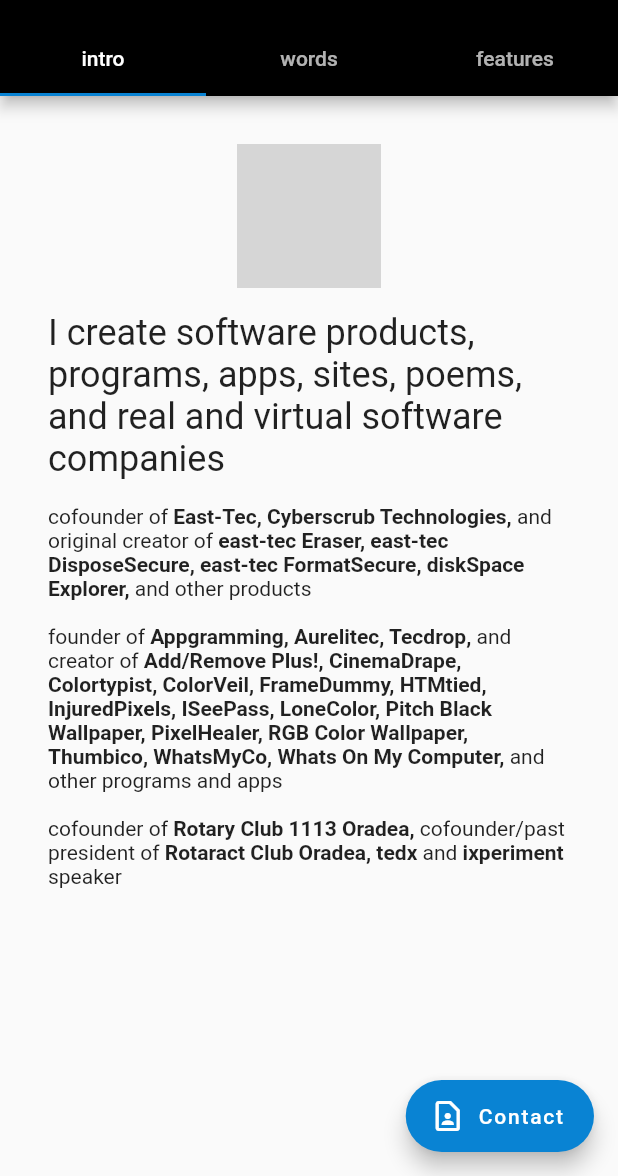
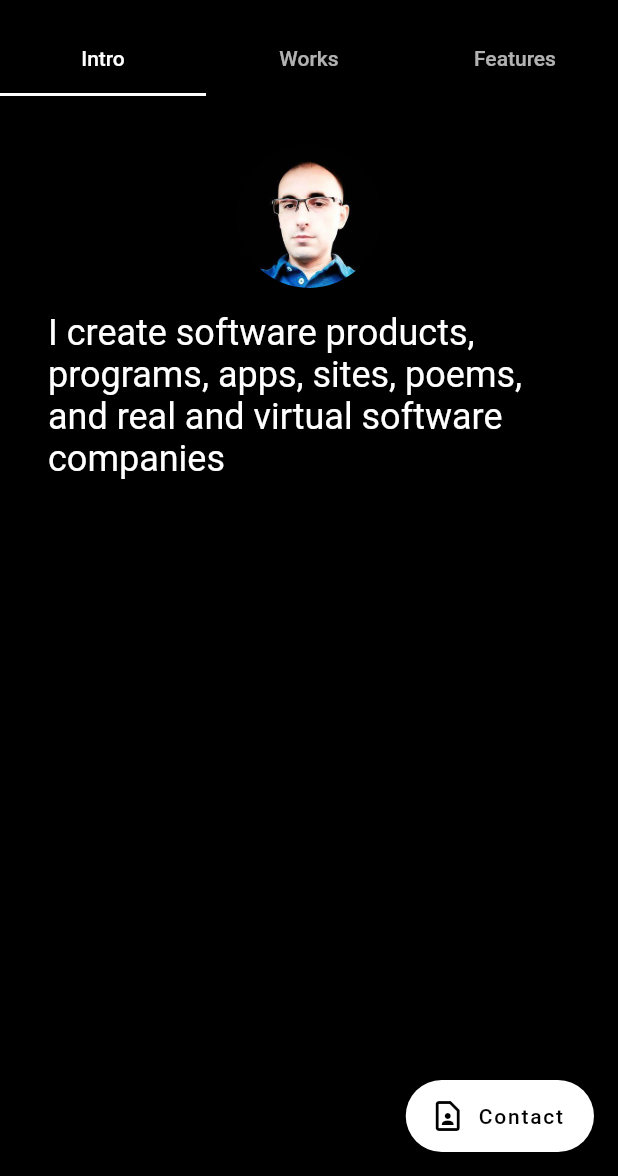
Before and after one commit to horatiudotme/2020.horatiu.me, a Flutter app: the screen it shows after launch, on a phone screen of 412 x 824 dp, the part 60-1236 px from its top. Run offline on Flutter 3.47's test engine with Material 2 defaults, Android fonts, the phone set to English and light mode, and no system bars; grey boxes are pictures that could not be loaded.

Commit message:
Add works tab

```diff
--- a/lib/main.dart
+++ b/lib/main.dart
@@ -15,9 +15,15 @@
       debugShowCheckedModeBanner: false,
       title: AppStrings.siteName,
       theme: ThemeData(
+        // primaryColor: Colors.black,
         primaryColor: Colors.black,
-        accentColor: Color(0xFF0983d3),
-        // brightness: Brightness.dark,
+        // accentColor: Color(0xFF0983d3),
+        // accentColor: Colors.lightBlue,
+        accentColor: Colors.white,
+        // accentColor: Colors.black,
+
+        canvasColor: Colors.black,
+        brightness: Brightness.dark,
         // accentColor: Colors.black,
         visualDensity: VisualDensity.adaptivePlatformDensity,
       ),
--- a/lib/pages/home.dart
+++ b/lib/pages/home.dart
@@ -4,6 +4,8 @@
 import 'package:horatiu_me/pages/home_intro_tab.dart';
 import 'package:horatiu_me/pages/home_words_tab.dart';
 import 'package:horatiu_me/widgets/link_text_span.dart';
+
+import 'home_works_tab.dart';
 
 /// Overflow menu items enumeration.
 enum MenuAction { reset, share, rate, help }
@@ -35,7 +37,8 @@
         body: TabBarView(
           children: [
             HomeIntroTab(),
-            HomeWordsTab(),
+            // HomeWordsTab(),
+            HomeWorksTab(),
             HomeFeaturesTab(),
           ],
         ),
@@ -72,13 +75,13 @@
       bottom: TabBar(
         tabs: [
           Tab(
-            text: 'intro',
+            text: 'Intro',
           ),
           Tab(
-            text: 'words',
+            text: 'Works',
           ),
           Tab(
-            text: 'features',
+            text: 'Features',
           ),
         ],
       ),
--- a/lib/pages/home_intro_tab.dart
+++ b/lib/pages/home_intro_tab.dart
@@ -4,12 +4,11 @@
 class HomeIntroTab extends StatelessWidget {
   @override
   Widget build(BuildContext context) {
-    return SingleChildScrollView(
-      child: Padding(
-        padding: const EdgeInsets.all(32.0),
-        child: Column(
-          children: _buildTextContent(context),
-        ),
+    return Padding(
+      padding: const EdgeInsets.all(32.0),
+      child: Column(
+        // mainAxisAlignment: MainAxisAlignment.center,
+        children: _buildTextContent(context),
       ),
     );
   }
@@ -36,73 +35,73 @@
       SizedBox(height: 16.0),
       Text('I create software products, programs, apps, sites, poems, and real and virtual software companies',
           style: Theme.of(context).textTheme.headline5),
-      SizedBox(height: 16.0),
-      Text.rich(
-        TextSpan(
-          text: 'cofounder of ',
-          children: [
-            LinkTextSpan(text: 'East-Tec, ', url: 'https://www.east-tec.com'),
-            LinkTextSpan(text: 'Cyberscrub Technologies, ', url: 'https://www.cyberscrub.com'),
-            TextSpan(text: 'and original creator of '),
-            LinkTextSpan(text: 'east-tec Eraser, ', url: 'https://www.east-tec.com/eraser/'),
-            LinkTextSpan(text: 'east-tec DisposeSecure, ', url: 'http://www.east-tec.com/disposesecure/'),
-            LinkTextSpan(
-                text: 'east-tec FormatSecure, ',
-                url: 'https://web.archive.org/web/20050509180501/http://www.east-tec.com/formatsc/'),
-            LinkTextSpan(
-                text: 'diskSpace Explorer, ',
-                url: 'https://web.archive.org/web/20060406190416/http://www.east-tec.com/diskmanager/'),
-            TextSpan(text: 'and other products'),
-          ],
-        ),
-      ),
-      SizedBox(height: 16.0),
-      Text.rich(
-        TextSpan(
-          text: 'founder of ',
-          children: [
-            LinkTextSpan(text: 'Appgramming, ', url: 'https://www.appgramming.com'),
-            LinkTextSpan(text: 'Aurelitec, ', url: 'https://www.aurelitec.com'),
-            LinkTextSpan(text: 'Tecdrop, ', url: 'https://www.tecdrop.com'),
-            TextSpan(text: 'and creator of '),
-            LinkTextSpan(
-                text: 'Add/Remove Plus!, ',
-                url: 'https://web.archive.org/web/20041011051204/http://www.aurelitec.com/software/arplus/'),
-            LinkTextSpan(text: 'CinemaDrape, ', url: 'https://www.aurelitec.com/cinemadrape/'),
-            LinkTextSpan(text: 'Colortypist, ', url: 'https://www.aurelitec.com/colortypist/'),
-            LinkTextSpan(text: 'ColorVeil, ', url: 'https://www.aurelitec.com/colorveil/'),
-            LinkTextSpan(text: 'FrameDummy, ', url: 'http://www.appgramming.com/framedummy/'),
-            LinkTextSpan(text: 'HTMtied, ', url: 'http://www.aurelitec.com/htmtied/'),
-            LinkTextSpan(text: 'InjuredPixels, ', url: 'http://www.aurelitec.com/injuredpixels/'),
-            LinkTextSpan(text: 'ISeePass, ', url: 'http://www.tecdrop.com/iseepass/'),
-            LinkTextSpan(text: 'LoneColor, ', url: 'http://www.appgramming.com/lonecolor/'),
-            LinkTextSpan(text: 'Pitch Black Wallpaper, ', url: 'http://www.tecdrop.com/pitchblackwallpaper/'),
-            LinkTextSpan(text: 'PixelHealer, ', url: 'http://www.aurelitec.com/pixelhealer/'),
-            LinkTextSpan(text: 'RGB Color Wallpaper, ', url: 'http://www.tecdrop.com/rgbcolorwallpaper/'),
-            LinkTextSpan(text: 'Thumbico, ', url: 'http://www.aurelitec.com/thumbico/'),
-            LinkTextSpan(text: 'WhatsMyCo, ', url: 'http://www.aurelitec.com/whatsmyco/'),
-            LinkTextSpan(
-                text: 'Whats On My Computer, ',
-                url: 'https://web.archive.org/web/20040622013006/http://www.whatsonmycomputer.com/'),
-            TextSpan(text: 'and other programs and apps'),
-          ],
-        ),
-      ),
-      SizedBox(height: 16.0),
-      Text.rich(
-        TextSpan(
-          text: 'cofounder of ',
-          children: [
-            LinkTextSpan(text: 'Rotary Club 1113 Oradea, ', url: 'https://rotary1113.ro/'),
-            TextSpan(text: 'cofounder/past president of '),
-            LinkTextSpan(text: 'Rotaract Club Oradea, ', url: 'https://www.facebook.com/rotaractoradea/'),
-            LinkTextSpan(text: 'tedx', url: 'https://www.ted.com/about/programs-initiatives/tedx-program'),
-            TextSpan(text: ' and '),
-            LinkTextSpan(text: 'ixperiment', url: 'http://ixperiment.ro/'),
-            TextSpan(text: ' speaker '),
-          ],
-        ),
-      ),
+      // SizedBox(height: 16.0),
+      // Text.rich(
+      //   TextSpan(
+      //     text: 'cofounder of ',
+      //     children: [
+      //       LinkTextSpan(text: 'East-Tec, ', url: 'https://www.east-tec.com'),
+      //       LinkTextSpan(text: 'Cyberscrub Technologies, ', url: 'https://www.cyberscrub.com'),
+      //       TextSpan(text: 'and original creator of '),
+      //       LinkTextSpan(text: 'east-tec Eraser, ', url: 'https://www.east-tec.com/eraser/'),
+      //       LinkTextSpan(text: 'east-tec DisposeSecure, ', url: 'http://www.east-tec.com/disposesecure/'),
+      //       LinkTextSpan(
+      //           text: 'east-tec FormatSecure, ',
+      //           url: 'https://web.archive.org/web/20050509180501/http://www.east-tec.com/formatsc/'),
+      //       LinkTextSpan(
+      //           text: 'diskSpace Explorer, ',
+      //           url: 'https://web.archive.org/web/20060406190416/http://www.east-tec.com/diskmanager/'),
+      //       TextSpan(text: 'and other products'),
+      //     ],
+      //   ),
+      // ),
+      // SizedBox(height: 16.0),
+      // Text.rich(
+      //   TextSpan(
+      //     text: 'founder of ',
+      //     children: [
+      //       LinkTextSpan(text: 'Appgramming, ', url: 'https://www.appgramming.com'),
+      //       LinkTextSpan(text: 'Aurelitec, ', url: 'https://www.aurelitec.com'),
+      //       LinkTextSpan(text: 'Tecdrop, ', url: 'https://www.tecdrop.com'),
+      //       TextSpan(text: 'and creator of '),
+      //       LinkTextSpan(
+      //           text: 'Add/Remove Plus!, ',
+      //           url: 'https://web.archive.org/web/20041011051204/http://www.aurelitec.com/software/arplus/'),
+      //       LinkTextSpan(text: 'CinemaDrape, ', url: 'https://www.aurelitec.com/cinemadrape/'),
+      //       LinkTextSpan(text: 'Colortypist, ', url: 'https://www.aurelitec.com/colortypist/'),
+      //       LinkTextSpan(text: 'ColorVeil, ', url: 'https://www.aurelitec.com/colorveil/'),
+      //       LinkTextSpan(text: 'FrameDummy, ', url: 'http://www.appgramming.com/framedummy/'),
+      //       LinkTextSpan(text: 'HTMtied, ', url: 'http://www.aurelitec.com/htmtied/'),
+      //       LinkTextSpan(text: 'InjuredPixels, ', url: 'http://www.aurelitec.com/injuredpixels/'),
+      //       LinkTextSpan(text: 'ISeePass, ', url: 'http://www.tecdrop.com/iseepass/'),
+      //       LinkTextSpan(text: 'LoneColor, ', url: 'http://www.appgramming.com/lonecolor/'),
+      //       LinkTextSpan(text: 'Pitch Black Wallpaper, ', url: 'http://www.tecdrop.com/pitchblackwallpaper/'),
+      //       LinkTextSpan(text: 'PixelHealer, ', url: 'http://www.aurelitec.com/pixelhealer/'),
+      //       LinkTextSpan(text: 'RGB Color Wallpaper, ', url: 'http://www.tecdrop.com/rgbcolorwallpaper/'),
+      //       LinkTextSpan(text: 'Thumbico, ', url: 'http://www.aurelitec.com/thumbico/'),
+      //       LinkTextSpan(text: 'WhatsMyCo, ', url: 'http://www.aurelitec.com/whatsmyco/'),
+      //       LinkTextSpan(
+      //           text: 'Whats On My Computer, ',
+      //           url: 'https://web.archive.org/web/20040622013006/http://www.whatsonmycomputer.com/'),
+      //       TextSpan(text: 'and other programs and apps'),
+      //     ],
+      //   ),
+      // ),
+      // SizedBox(height: 16.0),
+      // Text.rich(
+      //   TextSpan(
+      //     text: 'cofounder of ',
+      //     children: [
+      //       LinkTextSpan(text: 'Rotary Club 1113 Oradea, ', url: 'https://rotary1113.ro/'),
+      //       TextSpan(text: 'cofounder/past president of '),
+      //       LinkTextSpan(text: 'Rotaract Club Oradea, ', url: 'https://www.facebook.com/rotaractoradea/'),
+      //       LinkTextSpan(text: 'tedx', url: 'https://www.ted.com/about/programs-initiatives/tedx-program'),
+      //       TextSpan(text: ' and '),
+      //       LinkTextSpan(text: 'ixperiment', url: 'http://ixperiment.ro/'),
+      //       TextSpan(text: ' speaker '),
+      //     ],
+      //   ),
+      // ),
     ];
   }
 }
--- a/pubspec.yaml
+++ b/pubspec.yaml
@@ -47,7 +47,7 @@
   uses-material-design: true
 
   assets:
-    - assets/images/
+    - images/
 
   # To add assets to your application, add an assets section, like this:
   # assets:
```
Also changed, not shown: lib/content/works.dart (added, +48 -0 lines), lib/pages/home_works_tab.dart (added, +17 -0 lines), images/horatiu.jpg (renamed from assets/images/horatiu.jpg).
